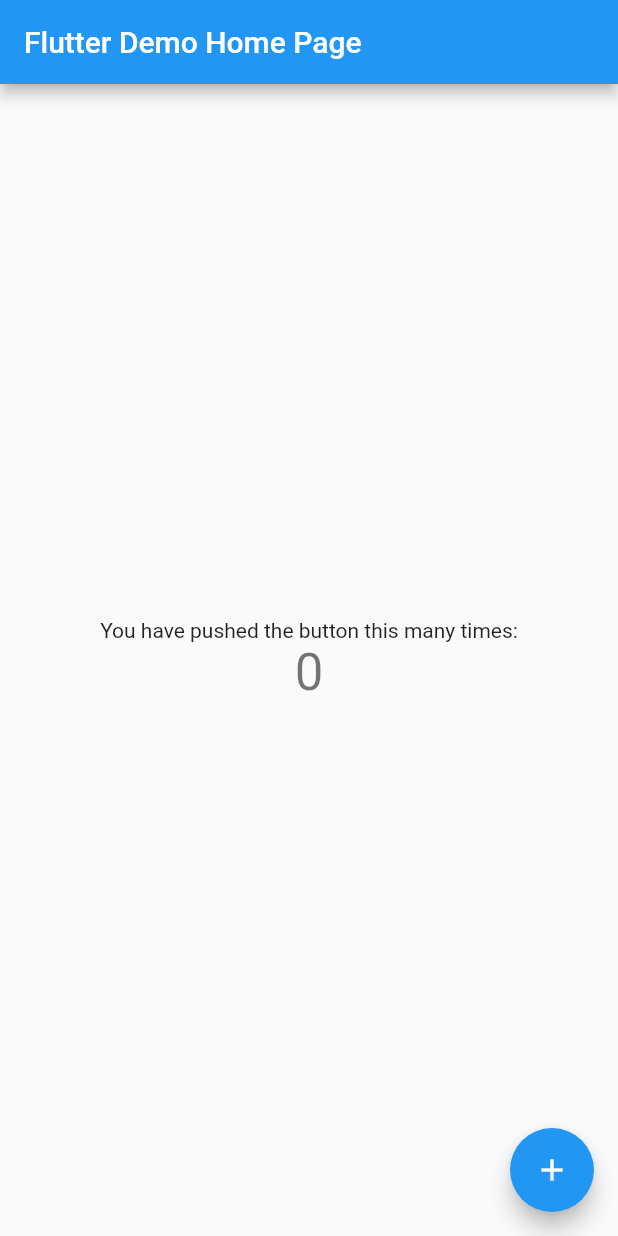
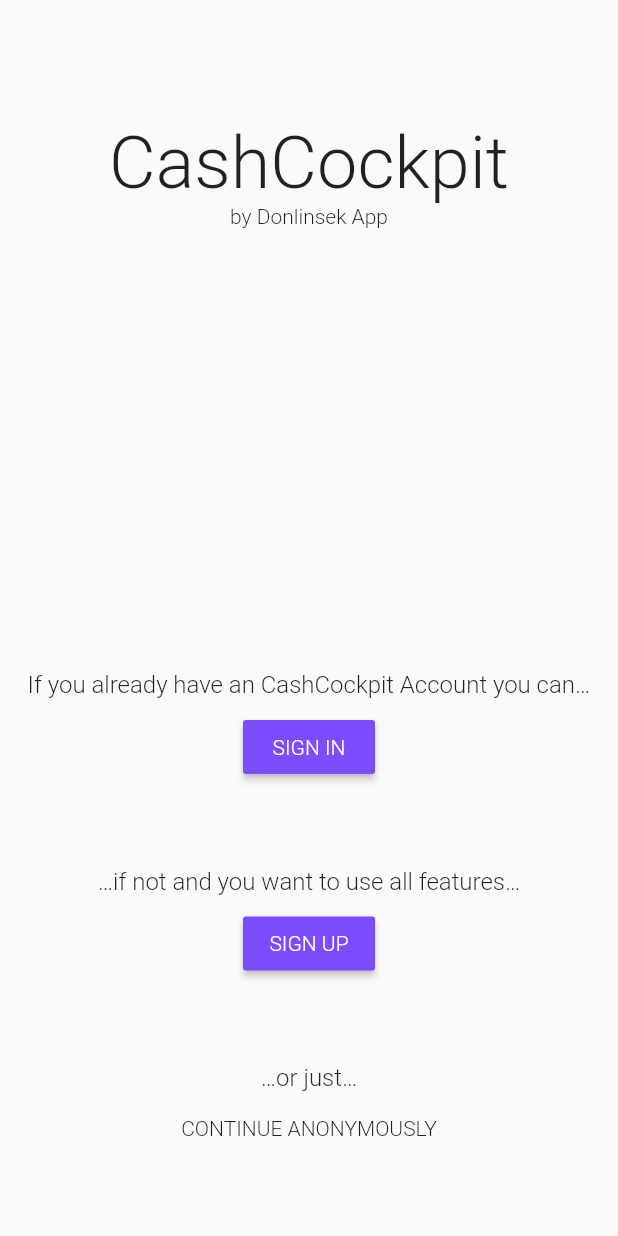
Before and after one commit to EliasDolinsek/cashcockpit, a Flutter app: the screen it shows after launch, on a phone screen of 412 x 824 dp. Run offline on Flutter 3.47's test engine with Material 2 defaults, Android fonts, the phone set to English and light mode, and no system bars; Roboto replaces fonts that are missing (Roboto-Black).

Commit message:
SignInOptionsPage wurde implementiert

```diff
--- a/lib/main.dart
+++ b/lib/main.dart
@@ -1,111 +1,31 @@
 import 'package:flutter/material.dart';
+import 'package:flutter/services.dart';
 
-void main() => runApp(MyApp());
+import './pages/sign_in_option_page.dart';
+import './pages/sign_in_page.dart';
+import './pages/sign_up_page.dart';
 
-class MyApp extends StatelessWidget {
-  // This widget is the root of your application.
+void main(){
+  SystemChrome.setPreferredOrientations([DeviceOrientation.portraitUp]).then((_) {
+    runApp(new CashCockpit());
+  });
+}
+
+class CashCockpit extends StatelessWidget {
+
   @override
   Widget build(BuildContext context) {
     return MaterialApp(
-      title: 'Flutter Demo',
       theme: ThemeData(
-        // This is the theme of your application.
-        //
-        // Try running your application with "flutter run". You'll see the
-        // application has a blue toolbar. Then, without quitting the app, try
-        // changing the primarySwatch below to Colors.green and then invoke
-        // "hot reload" (press "r" in the console where you ran "flutter run",
-        // or simply save your changes to "hot reload" in a Flutter IDE).
-        // Notice that the counter didn't reset back to zero; the application
-        // is not restarted.
         primarySwatch: Colors.blue,
+        accentColor: Colors.deepPurpleAccent
       ),
-      home: MyHomePage(title: 'Flutter Demo Home Page'),
+      routes: {
+        "/sign_in_options":(BuildContext context) => SignInOptionPage(),
+        "/sign_in":(BuildContext context) => SignInPage(),
+        "/sign_up":(BuildContext context) => SignUpPage(),
+      },
+      home: SignInOptionPage(),
     );
   }
 }
-
-class MyHomePage extends StatefulWidget {
-  MyHomePage({Key key, this.title}) : super(key: key);
-
-  // This widget is the home page of your application. It is stateful, meaning
-  // that it has a State object (defined below) that contains fields that affect
-  // how it looks.
-
-  // This class is the configuration for the state. It holds the values (in this
-  // case the title) provided by the parent (in this case the App widget) and
-  // used by the build method of the State. Fields in a Widget subclass are
-  // always marked "final".
-
-  final String title;
-
-  @override
-  _MyHomePageState createState() => _MyHomePageState();
-}
-
-class _MyHomePageState extends State<MyHomePage> {
-  int _counter = 0;
-
-  void _incrementCounter() {
-    setState(() {
-      // This call to setState tells the Flutter framework that something has
-      // changed in this State, which causes it to rerun the build method below
-      // so that the display can reflect the updated values. If we changed
-      // _counter without calling setState(), then the build method would not be
-      // called again, and so nothing would appear to happen.
-      _counter++;
-    });
-  }
-
-  @override
-  Widget build(BuildContext context) {
-    // This method is rerun every time setState is called, for instance as done
-    // by the _incrementCounter method above.
-    //
-    // The Flutter framework has been optimized to make rerunning build methods
-    // fast, so that you can just rebuild anything that needs updating rather
-    // than having to individually change instances of widgets.
-    return Scaffold(
-      appBar: AppBar(
-        // Here we take the value from the MyHomePage object that was created by
-        // the App.build method, and use it to set our appbar title.
-        title: Text(widget.title),
-      ),
-      body: Center(
-        // Center is a layout widget. It takes a single child and positions it
-        // in the middle of the parent.
-        child: Column(
-          // Column is also layout widget. It takes a list of children and
-          // arranges them vertically. By default, it sizes itself to fit its
-          // children horizontally, and tries to be as tall as its parent.
-          //
-          // Invoke "debug painting" (press "p" in the console, choose the
-          // "Toggle Debug Paint" action from the Flutter Inspector in Android
-          // Studio, or the "Toggle Debug Paint" command in Visual Studio Code)
-          // to see the wireframe for each widget.
-          //
-          // Column has various properties to control how it sizes itself and
-          // how it positions its children. Here we use mainAxisAlignment to
-          // center the children vertically; the main axis here is the vertical
-          // axis because Columns are vertical (the cross axis would be
-          // horizontal).
-          mainAxisAlignment: MainAxisAlignment.center,
-          children: <Widget>[
-            Text(
-              'You have pushed the button this many times:',
-            ),
-            Text(
-              '$_counter',
-              style: Theme.of(context).textTheme.display1,
-            ),
-          ],
-        ),
-      ),
-      floatingActionButton: FloatingActionButton(
-        onPressed: _incrementCounter,
-        tooltip: 'Increment',
-        child: Icon(Icons.add),
-      ), // This trailing comma makes auto-formatting nicer for build methods.
-    );
-  }
-}
--- /dev/null
+++ b/lib/pages/sign_in_option_page.dart
@@ -0,0 +1,81 @@
+import 'package:flutter/material.dart';
+
+class SignInOptionPage extends StatelessWidget {
+  @override
+  Widget build(BuildContext context) {
+    return Scaffold(
+      body: Padding(
+        padding: EdgeInsets.symmetric(horizontal: 16.0, vertical: 48.0),
+        child: Column(
+          children: <Widget>[
+            SizedBox(
+              height: 32.0,
+            ),
+            Text(
+              "CashCockpit",
+              style: TextStyle(fontFamily: "Roboto", fontSize: 48.0),
+              textAlign: TextAlign.center,
+            ),
+            Text(
+              "by Donlinsek App",
+              textAlign: TextAlign.center,
+              style: TextStyle(fontFamily: "Roboto"),
+            ),
+            Expanded(
+              child: Container(),
+            ),
+            Text(
+              "If you already have an CashCockpit Account you can…",
+              textAlign: TextAlign.center,
+              style: TextStyle(fontSize: 16, fontFamily: "Roboto-Black"),
+            ),
+            SizedBox(
+              height: 8,
+            ),
+            RaisedButton(
+              child: Text("SIGN IN"),
+              onPressed: () {
+                Navigator.of(context).pushNamed("/sign_in");
+              },
+              color: Theme.of(context).accentColor,
+              textColor: Colors.white,
+            ),
+            SizedBox(
+              height: 56.0,
+            ),
+            Text(
+              "…if not and you want to use all features…",
+              textAlign: TextAlign.center,
+              style: TextStyle(fontSize: 16, fontFamily: "Roboto-Black"),
+            ),
+            SizedBox(
+              height: 8,
+            ),
+            RaisedButton(
+              child: Text("SIGN UP"),
+              onPressed: () {
+                Navigator.of(context).pushNamed("/sign_up");
+              },
+              color: Theme.of(context).accentColor,
+              textColor: Colors.white,
+            ),
+            SizedBox(
+              height: 56.0,
+            ),
+            Text(
+              "…or just…",
+              textAlign: TextAlign.center,
+              style: TextStyle(fontSize: 16, fontFamily: "Roboto-Black"),
+            ),
+            MaterialButton(
+              child: Text("CONTINUE ANONYMOUSLY"),
+              onPressed: () {
+                print("Continue Anonymously");
+              },
+            ),
+          ],
+        ),
+      ),
+    );
+  }
+}
--- /dev/null
+++ b/lib/pages/sign_in_page.dart
@@ -0,0 +1,11 @@
+import 'package:flutter/material.dart';
+
+class SignInPage extends StatelessWidget {
+
+  @override
+  Widget build(BuildContext context) {
+    return Scaffold(
+      body: Text("Sign In Page"),
+    );
+  }
+}
--- /dev/null
+++ b/lib/pages/sign_up_page.dart
@@ -0,0 +1,11 @@
+import 'package:flutter/material.dart';
+
+class SignUpPage extends StatelessWidget {
+
+  @override
+  Widget build(BuildContext context) {
+    return Scaffold(
+      body: Text("Sign Up Page"),
+    );
+  }
+}
```
Also changed, not shown: pubspec.yaml (+11 -5 lines), fonts/Roboto-Black.ttf (added), fonts/Roboto-BlackItalic.ttf (added), fonts/Roboto-Bold.ttf (added), fonts/Roboto-BoldItalic.ttf (added), fonts/Roboto-Italic.ttf (added), fonts/Roboto-Light.ttf (added), fonts/Roboto-Thin.ttf (added), fonts/Roboto-ThinItalic.ttf (added), 1 other file.
